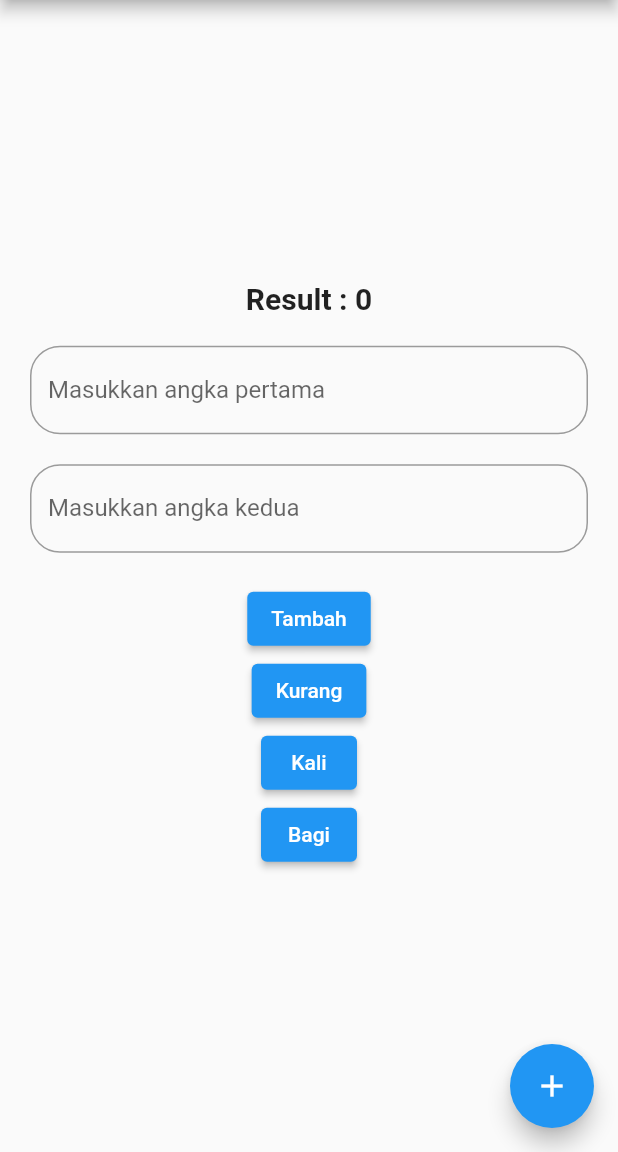
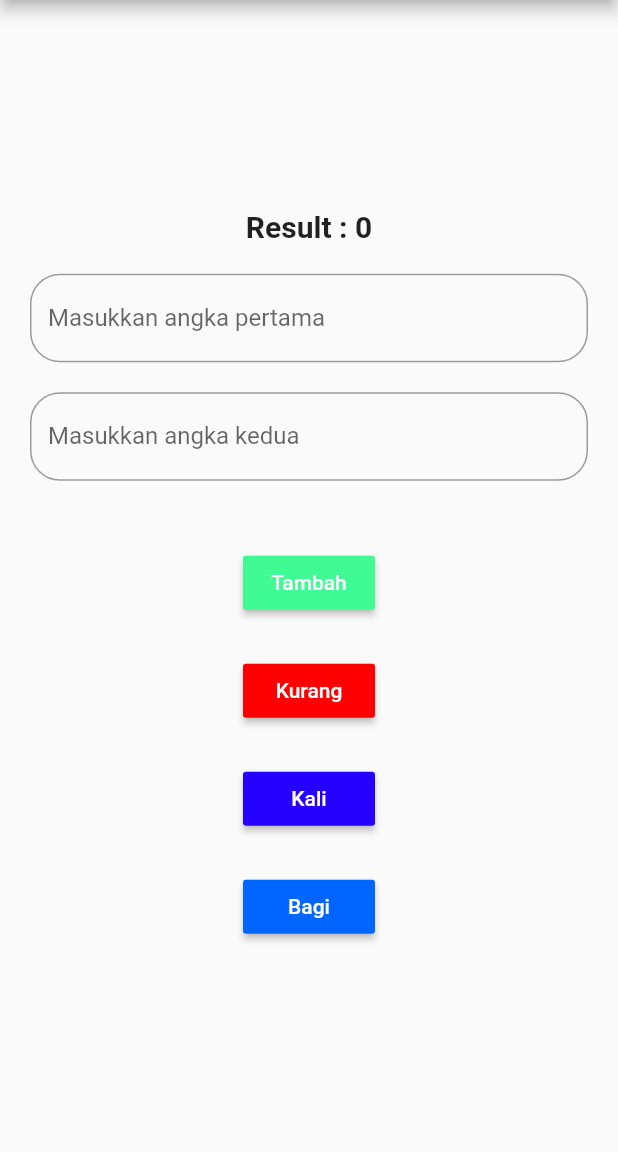
Before and after one commit to Agungdks/Flutter-Agung-Dwi-Kurniawan-Fundamental, a Flutter app: the screen it shows after launch, on a phone screen of 412 x 824 dp, the part 84-1236 px from its top. Run offline on Flutter 3.47's test engine with Material 2 defaults, Android fonts, the phone set to English and light mode, and no system bars.

Commit message:
last update

```diff
--- a/lib/main.dart
+++ b/lib/main.dart
@@ -7,48 +7,30 @@ void main() {
 class MyApp extends StatelessWidget {
   const MyApp({Key? key}) : super(key: key);
 
-  // This widget is the root of your application.
   @override
   Widget build(BuildContext context) {
     return MaterialApp(
       title: 'Calculator',
       theme: ThemeData(
-        // This is the theme of your application.
-        //
-        // Try running your application with "flutter run". You'll see the
-        // application has a blue toolbar. Then, without quitting the app, try
-        // changing the primarySwatch below to Colors.green and then invoke
-        // "hot reload" (press "r" in the console where you ran "flutter run",
-        // or simply save your changes to "hot reload" in a Flutter IDE).
-        // Notice that the counter didn't reset back to zero; the application
-        // is not restarted.
         primarySwatch: Colors.blue,
       ),
       home: const MyHomePage(title: 'Calculator'),
+      debugShowCheckedModeBanner: false,
     );
   }
 }
 
 class MyHomePage extends StatefulWidget {
   const MyHomePage({Key? key, required this.title}) : super(key: key);
+  final String title;
 
-  // This widget is the home page of your application. It is stateful, meaning
-  // that it has a State object (defined below) that contains fields that affect
-  // how it looks.
-
-  // This class is the configuration for the state. It holds the values (in this
-  // case the title) provided by the parent (in this case the App widget) and
-  // used by the build method of the State. Fields in a Widget subclass are
-  // always marked "final".
-
-  final String title;
 
   @override
   State<MyHomePage> createState() => _MyHomePageState();
 }
 
 class _MyHomePageState extends State<MyHomePage> {
- TextEditingController controller1 = TextEditingController();
+  TextEditingController controller1 = TextEditingController();
   TextEditingController controller2 = TextEditingController();
   int? result = 0, num1 = 0, num2 = 0;
   tambah() {
@@ -82,48 +64,16 @@ class _MyHomePageState extends State<MyHomePage> {
       result = num1! * num2!;
     });
   }
-  void _incrementCounter() {
-    setState(() {
-      // This call to setState tells the Flutter framework that something has
-      // changed in this State, which causes it to rerun the build method below
-      // so that the display can reflect the updated values. If we changed
-      // _counter without calling setState(), then the build method would not be
-      // called again, and so nothing would appear to happen.
-
-    });
-  }
 
   @override
   Widget build(BuildContext context) {
-    // This method is rerun every time setState is called, for instance as done
-    // by the _incrementCounter method above.
-    //
-    // The Flutter framework has been optimized to make rerunning build methods
-    // fast, so that you can just rebuild anything that needs updating rather
-    // than having to individually change instances of widgets.
     return Scaffold(
       appBar: AppBar(
-        // Here we take the value from the MyHomePage object that was created by
-        // the App.build method, and use it to set our appbar title.
         title: Text(widget.title),
       ),
       body: Padding(
         padding: const EdgeInsets.all(20.0),
         child: Column(
-          // Column is also a layout widget. It takes a list of children and
-          // arranges them vertically. By default, it sizes itself to fit its
-          // children horizontally, and tries to be as tall as its parent.
-          //
-          // Invoke "debug painting" (press "p" in the console, choose the
-          // "Toggle Debug Paint" action from the Flutter Inspector in Android
-          // Studio, or the "Toggle Debug Paint" command in Visual Studio Code)
-          // to see the wireframe for each widget.
-          //
-          // Column has various properties to control how it sizes itself and
-          // how it positions its children. Here we use mainAxisAlignment to
-          // center the children vertically; the main axis here is the vertical
-          // axis because Columns are vertical (the cross axis would be
-          // horizontal).
           mainAxisAlignment: MainAxisAlignment.center,
           children: <Widget>[
               Text(
@@ -153,42 +103,97 @@ class _MyHomePageState extends State<MyHomePage> {
             SizedBox(
               height: 20,
             ),
-                ElevatedButton(
+         new Padding(
+              padding: const EdgeInsets.all(12.0),
+            ),
+           new Row(
+              mainAxisAlignment: MainAxisAlignment.center,
+              children: <Widget>[
+                new MaterialButton(
+                   color: Color.fromARGB(255, 64, 251, 148),
+                  child: new Text(
+                    "Tambah",
+                    style: TextStyle(
+                      color: Color(0xffffffff),
+                    ),
+                    ),
                     onPressed: () {
                       tambah();
                       controller1.clear();
                       controller2.clear();
                     },
-                    child: Text("Tambah")),
-                ElevatedButton(
+
+                  )
+              ],
+            ),
+        new Padding(
+              padding: const EdgeInsets.all(12.0),
+            ),
+          new Row(
+              mainAxisAlignment: MainAxisAlignment.center,
+              children: <Widget>[
+                new MaterialButton(
+                   color: Color.fromARGB(255, 255, 0, 0),
+                  child: new Text(
+                    "Kurang",
+                    style: TextStyle(
+                      color: Color(0xffffffff),
+                    ),
+                    ),
                     onPressed: () {
                       kurang();
                       controller1.clear();
                       controller2.clear();
                     },
-                    child: Text("Kurang")),
-                ElevatedButton(
+                  )
+              ],
+            ),
+          new Padding(
+              padding: const EdgeInsets.all(12.0),
+            ),
+            new Row(
+              mainAxisAlignment: MainAxisAlignment.center,
+              children: <Widget>[
+                new MaterialButton(
+                   color: Color.fromARGB(255, 38, 0, 255),
+                  child: new Text(
+                    "Kali",
+                    style: TextStyle(
+                      color: Color(0xffffffff),
+                    ),
+                    ),
                     onPressed: () {
                       kali();
                       controller1.clear();
                       controller2.clear();
                     },
-                    child: Text("Kali")),
-                ElevatedButton(
+                  )
+              ],
+            ),
+           new Padding(
+              padding: const EdgeInsets.all(12.0),
+            ),
+              new Row(
+              mainAxisAlignment: MainAxisAlignment.center,
+              children: <Widget>[
+                new MaterialButton(
+                   color: Color.fromARGB(255, 0, 102, 255),
+                  child: new Text(
+                    "Bagi",
+                    style: TextStyle(
+                      color: Color(0xffffffff),
+                    ),
+                    ),
                     onPressed: () {
                       bagi();
                       controller1.clear();
                       controller2.clear();
                     },
-                    child: Text("Bagi"))
+                  )
               ],
             ),
+          ],)
         ),
-      floatingActionButton: FloatingActionButton(
-        onPressed: _incrementCounter,
-        tooltip: 'Increment',
-        child: const Icon(Icons.add),
-      ), // This trailing comma makes auto-formatting nicer for build methods.
     );
   }
 }
```
Also changed, not shown: Screenshot_20230412_123550.jpg (added).
